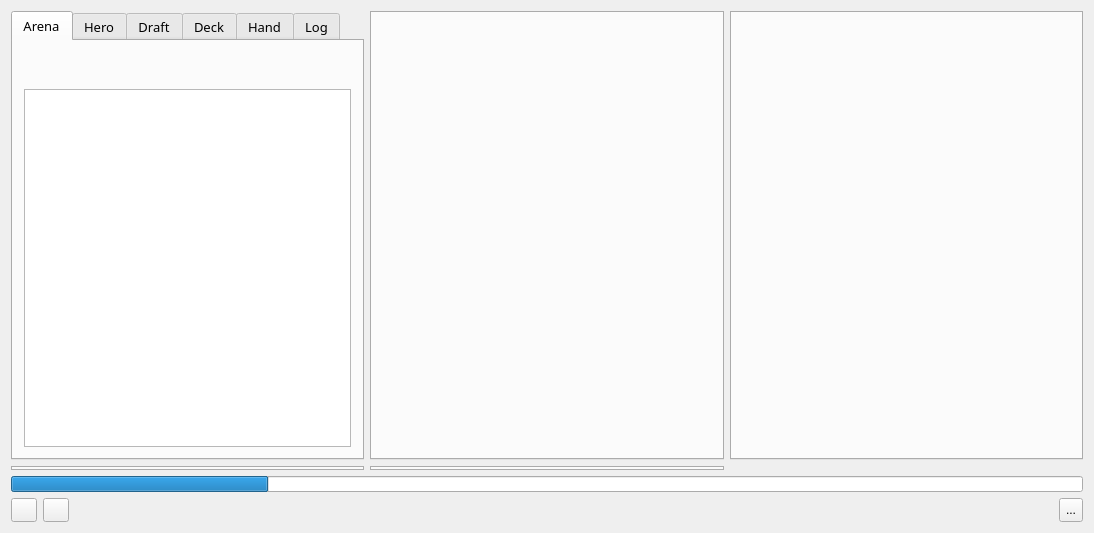
The window that mainwindow.ui (supertriodo/Arena-Tracker) describes before a commit, drawn with Qt 5.
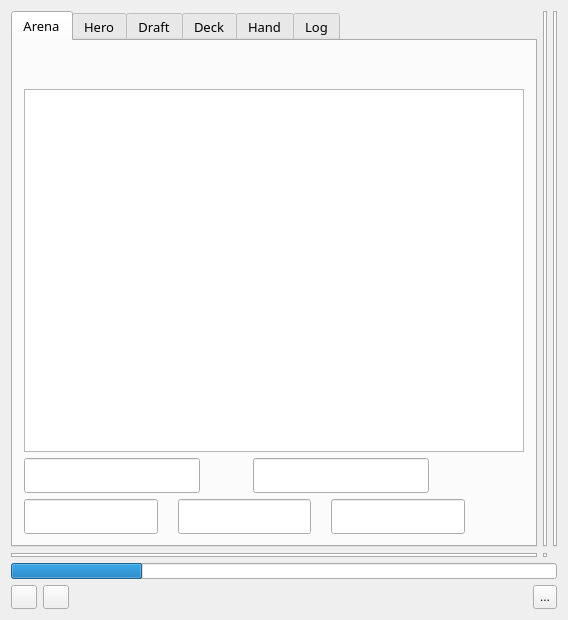
The same window after the commit. Icons and pictures are not drawn.

Commit message: Added rewards UI to upload rewards to arenaMastery. Add to score after each game. Change arena font to Belwe.

```diff
--- a/mainwindow.ui
+++ b/mainwindow.ui
@@ -6,8 +6,8 @@
    <rect>
     <x>0</x>
     <y>0</y>
-    <width>1094</width>
-    <height>533</height>
+    <width>568</width>
+    <height>620</height>
    </rect>
   </property>
   <property name="windowTitle">
@@ -175,10 +175,11 @@
             </property>
             <property name="font">
              <font>
-              <family>Sans Serif</family>
-              <pointsize>12</pointsize>
-              <weight>75</weight>
-              <bold>true</bold>
+              <family>Belwe Bd BT</family>
+              <pointsize>14</pointsize>
+              <weight>50</weight>
+              <bold>false</bold>
+              <kerning>false</kerning>
              </font>
             </property>
             <property name="horizontalScrollBarPolicy">
@@ -209,6 +210,228 @@
             </column>
            </widget>
           </item>
+          <item>
+           <layout class="QHBoxLayout" name="horizontalLayoutRewards1">
+            <item>
+             <widget class="QLineEdit" name="lineEditGold">
+              <property name="sizePolicy">
+               <sizepolicy hsizetype="Preferred" vsizetype="Fixed">
+                <horstretch>0</horstretch>
+                <verstretch>0</verstretch>
+               </sizepolicy>
+              </property>
+              <property name="font">
+               <font>
+                <family>Belwe Bd BT</family>
+                <pointsize>14</pointsize>
+               </font>
+              </property>
+              <property name="frame">
+               <bool>true</bool>
+              </property>
+              <property name="alignment">
+               <set>Qt::AlignRight|Qt::AlignTrailing|Qt::AlignVCenter</set>
+              </property>
+             </widget>
+            </item>
+            <item>
+             <widget class="QLabel" name="labelGold">
+              <property name="text">
+               <string/>
+              </property>
+              <property name="pixmap">
+               <pixmap resource="arenatracker.qrc">:/Images/gold.png</pixmap>
+              </property>
+             </widget>
+            </item>
+            <item>
+             <widget class="QLineEdit" name="lineEditArcaneDust">
+              <property name="sizePolicy">
+               <sizepolicy hsizetype="Preferred" vsizetype="Fixed">
+                <horstretch>0</horstretch>
+                <verstretch>0</verstretch>
+               </sizepolicy>
+              </property>
+              <property name="font">
+               <font>
+                <family>Belwe Bd BT</family>
+                <pointsize>14</pointsize>
+               </font>
+              </property>
+              <property name="frame">
+               <bool>true</bool>
+              </property>
+              <property name="alignment">
+               <set>Qt::AlignRight|Qt::AlignTrailing|Qt::AlignVCenter</set>
+              </property>
+             </widget>
+            </item>
+            <item>
+             <widget class="QLabel" name="labelArcaneDust">
+              <property name="text">
+               <string/>
+              </property>
+              <property name="pixmap">
+               <pixmap resource="arenatracker.qrc">:/Images/arcanedust.png</pixmap>
+              </property>
+             </widget>
+            </item>
+            <item>
+             <widget class="QPushButton" name="rewardsYesButton">
+              <property name="focusPolicy">
+               <enum>Qt::NoFocus</enum>
+              </property>
+              <property name="text">
+               <string/>
+              </property>
+              <property name="icon">
+               <iconset>
+                <normalon>:/Images/win.png</normalon>
+               </iconset>
+              </property>
+              <property name="iconSize">
+               <size>
+                <width>24</width>
+                <height>24</height>
+               </size>
+              </property>
+              <property name="flat">
+               <bool>true</bool>
+              </property>
+             </widget>
+            </item>
+           </layout>
+          </item>
+          <item>
+           <layout class="QHBoxLayout" name="horizontalLayoutRewards2">
+            <item>
+             <widget class="QLineEdit" name="lineEditPack">
+              <property name="sizePolicy">
+               <sizepolicy hsizetype="Preferred" vsizetype="Fixed">
+                <horstretch>0</horstretch>
+                <verstretch>0</verstretch>
+               </sizepolicy>
+              </property>
+              <property name="maximumSize">
+               <size>
+                <width>16777215</width>
+                <height>16777215</height>
+               </size>
+              </property>
+              <property name="font">
+               <font>
+                <family>Belwe Bd BT</family>
+                <pointsize>14</pointsize>
+               </font>
+              </property>
+              <property name="frame">
+               <bool>true</bool>
+              </property>
+              <property name="alignment">
+               <set>Qt::AlignRight|Qt::AlignTrailing|Qt::AlignVCenter</set>
+              </property>
+             </widget>
+            </item>
+            <item>
+             <widget class="QLabel" name="labelPack">
+              <property name="text">
+               <string/>
+              </property>
+              <property name="pixmap">
+               <pixmap resource="arenatracker.qrc">:/Images/boosterpack.png</pixmap>
+              </property>
+             </widget>
+            </item>
+            <item>
+             <widget class="QLineEdit" name="lineEditPlainCard">
+              <property name="sizePolicy">
+               <sizepolicy hsizetype="Preferred" vsizetype="Fixed">
+                <horstretch>0</horstretch>
+                <verstretch>0</verstretch>
+               </sizepolicy>
+              </property>
+              <property name="font">
+               <font>
+                <family>Belwe Bd BT</family>
+                <pointsize>14</pointsize>
+               </font>
+              </property>
+              <property name="frame">
+               <bool>true</bool>
+              </property>
+              <property name="alignment">
+               <set>Qt::AlignRight|Qt::AlignTrailing|Qt::AlignVCenter</set>
+              </property>
+             </widget>
+            </item>
+            <item>
+             <widget class="QLabel" name="labelPlainCard">
+              <property name="text">
+               <string/>
+              </property>
+              <property name="pixmap">
+               <pixmap resource="arenatracker.qrc">:/Images/cardplain.png</pixmap>
+              </property>
+             </widget>
+            </item>
+            <item>
+             <widget class="QLineEdit" name="lineEditGoldCard">
+              <property name="sizePolicy">
+               <sizepolicy hsizetype="Preferred" vsizetype="Fixed">
+                <horstretch>0</horstretch>
+                <verstretch>0</verstretch>
+               </sizepolicy>
+              </property>
+              <property name="font">
+               <font>
+                <family>Belwe Bd BT</family>
+                <pointsize>14</pointsize>
+               </font>
+              </property>
+              <property name="frame">
+               <bool>true</bool>
+              </property>
+              <property name="alignment">
+               <set>Qt::AlignRight|Qt::AlignTrailing|Qt::AlignVCenter</set>
+              </property>
+             </widget>
+            </item>
+            <item>
+             <widget class="QLabel" name="labelGoldCard">
+              <property name="text">
+               <string/>
+              </property>
+              <property name="pixmap">
+               <pixmap resource="arenatracker.qrc">:/Images/cardgold.png</pixmap>
+              </property>
+             </widget>
+            </item>
+            <item>
+             <widget class="QPushButton" name="rewardsNoButton">
+              <property name="focusPolicy">
+               <enum>Qt::NoFocus</enum>
+              </property>
+              <property name="text">
+               <string/>
+              </property>
+              <property name="icon">
+               <iconset>
+                <normalon>:/Images/lose.png</normalon>
+               </iconset>
+              </property>
+              <property name="iconSize">
+               <size>
+                <width>24</width>
+                <height>24</height>
+               </size>
+              </property>
+              <property name="flat">
+               <bool>true</bool>
+              </property>
+             </widget>
+            </item>
+           </layout>
+          </item>
          </layout>
         </widget>
         <widget class="QWidget" name="tabHero">
```
The commit also changes 8 other files.
